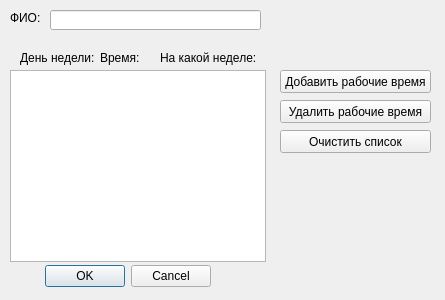
BlackSerperior6/ScheduleDepartmentProgram, file changeteacherfrom.ui: the form before one commit.
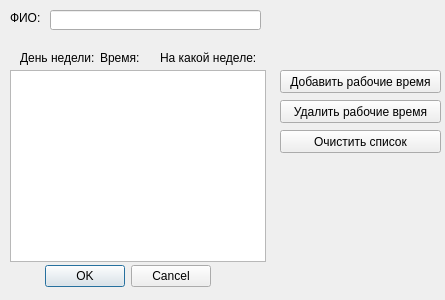
The form after the commit. Icons and pictures are not drawn.

What changed in the file:
```diff
--- a/changeteacherfrom.ui
+++ b/changeteacherfrom.ui
@@ -79,7 +79,7 @@
     <rect>
      <x>280</x>
      <y>70</y>
-     <width>151</width>
+     <width>161</width>
      <height>23</height>
     </rect>
    </property>
@@ -92,13 +92,23 @@
     <rect>
      <x>280</x>
      <y>100</y>
-     <width>151</width>
+     <width>161</width>
      <height>23</height>
     </rect>
    </property>
    <property name="text">
     <string>Удалить рабочие время</string>
    </property>
+   <property name="icon">
+    <iconset resource="Resources.qrc">
+     <normaloff>:/Images/Resources/minus.png</normaloff>:/Images/Resources/minus.png</iconset>
+   </property>
+   <property name="iconSize">
+    <size>
+     <width>25</width>
+     <height>25</height>
+    </size>
+   </property>
   </widget>
   <widget class="QLabel" name="label_2">
    <property name="geometry">
@@ -144,13 +154,23 @@
     <rect>
      <x>280</x>
      <y>130</y>
-     <width>151</width>
+     <width>161</width>
      <height>23</height>
     </rect>
    </property>
    <property name="text">
     <string>Очистить список</string>
    </property>
+   <property name="icon">
+    <iconset resource="Resources.qrc">
+     <normaloff>:/Images/Resources/png-transparent-rubbish-bins-waste-paper-baskets-emoji-sticker-emoji-glass-waste-containment-waste.png</normaloff>:/Images/Resources/png-transparent-rubbish-bins-waste-paper-baskets-emoji-sticker-emoji-glass-waste-containment-waste.png</iconset>
+   </property>
+   <property name="iconSize">
+    <size>
+     <width>25</width>
+     <height>25</height>
+    </size>
+   </property>
   </widget>
  </widget>
  <resources/>
```
Left out of the diff: 12 changed lines with no effect on the pictures.
